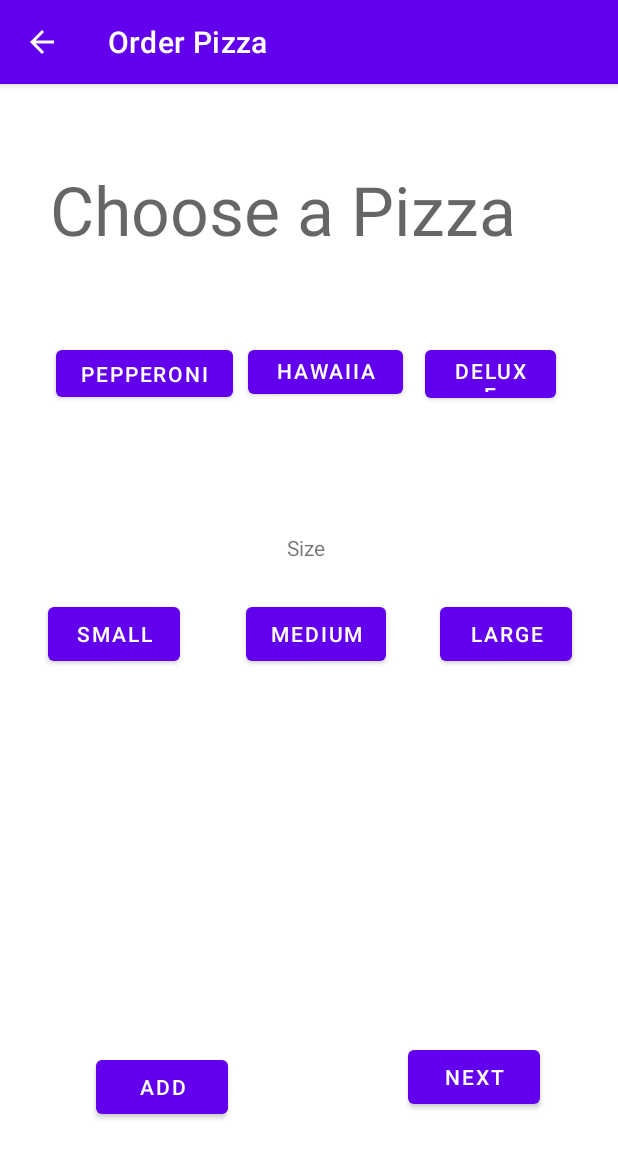
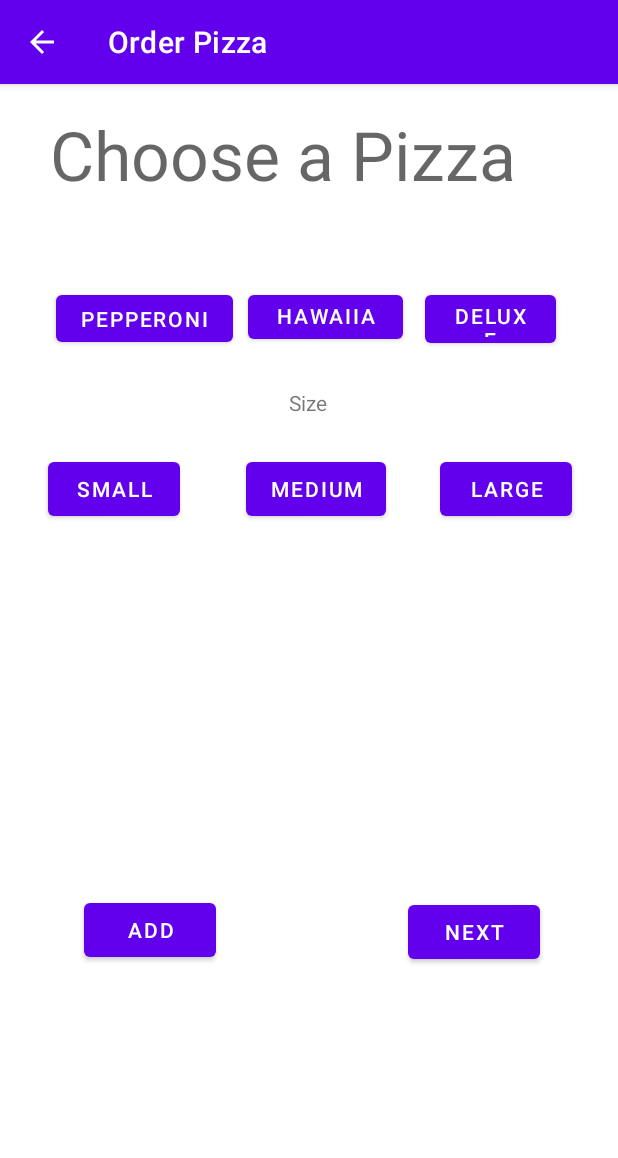
Before and after one commit to JDunich/Pizzeria-App, an Android app: the PizzaActivity screen opened directly, with no data from a screen before it, on a phone screen of 412 x 824 dp. Shown: the top 1158 px of the screen. Run offline under Robolectric (Android 15) with nearby library versions, the phone set to English and light mode, and no system bars.

Commit message:
Add Files

```diff
--- a/app/build.gradle
+++ b/app/build.gradle
@@ -31,7 +31,7 @@ android {
 dependencies {
 
     implementation 'androidx.appcompat:appcompat:1.4.0'
-    implementation 'com.google.android.material:material:1.4.0'
+    implementation 'com.google.android.material:material:1.6.0-alpha01'
     implementation 'androidx.constraintlayout:constraintlayout:2.1.2'
     testImplementation 'junit:junit:4.13.2'
     androidTestImplementation 'androidx.test.ext:junit:1.1.3'
--- a/app/src/main/java/com/example/pizzeria_app/MainActivity.java
+++ b/app/src/main/java/com/example/pizzeria_app/MainActivity.java
@@ -15,6 +15,7 @@ public class MainActivity extends AppCompatActivity {
 
     @Override
     protected void onCreate(Bundle savedInstanceState) {
+        System.out.println("here");
         super.onCreate(savedInstanceState);
         setContentView(R.layout.activity_main);
 
--- a/app/src/main/res/layout/activity_pizza.xml
+++ b/app/src/main/res/layout/activity_pizza.xml
@@ -16,9 +16,8 @@
             app:layout_constraintLeft_toLeftOf="parent"
             app:layout_constraintRight_toRightOf="parent"
             app:layout_constraintTop_toTopOf="parent"
-            app:layout_constraintVertical_bias="0.076"
-            tools:text="@string/pick" app:layout_constraintHorizontal_bias="0.495"/>
-
+            app:layout_constraintVertical_bias="0.024"
+            tools:text="@string/pick"/>
     <Button
             android:id="@+id/pep_bt"
             android:layout_width="118dp"
@@ -27,7 +26,8 @@
             android:text="@string/pepperoni"
             app:layout_constraintStart_toStartOf="@+id/Title2"
             app:layout_constraintTop_toBottomOf="@+id/Title2"
-            tools:text="@string/pepperoni" android:layout_marginLeft="4dp" android:layout_marginStart="4dp"/>
+            tools:text="@string/pepperoni" android:layout_marginLeft="4dp" android:layout_marginStart="4dp"
+            android:onClick="onClick"/>
     <Button
             android:id="@+id/haw_bt"
             android:layout_width="103dp"
@@ -36,7 +36,8 @@
             app:layout_constraintTop_toBottomOf="@+id/Title2"
             tools:text="@string/hawaiian"
             android:layout_marginTop="52dp" app:layout_constraintStart_toEndOf="@+id/pep_bt"
-            app:layout_constraintEnd_toStartOf="@+id/del_bt" app:layout_constraintHorizontal_bias="0.407"/>
+            app:layout_constraintEnd_toStartOf="@+id/del_bt" app:layout_constraintHorizontal_bias="0.407"
+            android:onClick="onClick"/>
     <Button
             android:id="@+id/del_bt"
             android:layout_width="87dp"
@@ -46,28 +47,30 @@
             app:layout_constraintTop_toBottomOf="@+id/Title2"
             android:layout_marginTop="52dp"
             app:layout_constraintEnd_toEndOf="@+id/Title2" android:layout_marginEnd="8dp"
-            android:layout_marginRight="8dp"/>
+            android:layout_marginRight="8dp" android:onClick="onClick"/>
     <TextView
             android:text="@string/size"
             android:layout_width="wrap_content"
             android:layout_height="wrap_content" android:id="@+id/textView"
             app:layout_constraintEnd_toEndOf="@+id/del_bt" app:layout_constraintStart_toStartOf="@+id/pep_bt"
-            app:layout_constraintTop_toBottomOf="@+id/Title2" android:layout_marginTop="180dp"
-            app:autoSizeTextType="none"/>
+            app:layout_constraintTop_toBottomOf="@+id/Title2" android:layout_marginTop="120dp"
+            app:autoSizeTextType="none" app:layout_constraintHorizontal_bias="0.504"/>
     <Button
             android:text="@string/small"
             android:layout_width="wrap_content"
             android:layout_height="wrap_content" android:id="@+id/small"
             app:layout_constraintStart_toStartOf="parent" android:layout_marginLeft="32dp"
             android:layout_marginStart="32dp" android:clickable="false"
-            app:layout_constraintTop_toBottomOf="@+id/textView" android:layout_marginTop="24dp"/>
+            app:layout_constraintTop_toBottomOf="@+id/textView" android:layout_marginTop="24dp"
+            android:onClick="onClick"/>
     <Button
             android:text="@string/medium"
             android:layout_width="wrap_content"
             android:layout_height="wrap_content" android:id="@+id/medium"
             app:layout_constraintStart_toEndOf="@+id/small" android:layout_marginLeft="44dp"
             android:layout_marginStart="44dp" android:clickable="false"
-            app:layout_constraintTop_toBottomOf="@+id/textView" android:layout_marginTop="24dp"/>
+            app:layout_constraintTop_toBottomOf="@+id/textView" android:layout_marginTop="24dp"
+            android:onClick="onClick"/>
     <Button
             android:text="@string/large"
             android:layout_width="wrap_content"
@@ -75,7 +78,7 @@
             app:layout_constraintStart_toEndOf="@+id/medium" android:layout_marginLeft="4dp"
             android:layout_marginStart="4dp" app:layout_constraintEnd_toEndOf="parent" android:clickable="false"
             app:layout_constraintTop_toBottomOf="@+id/textView" android:layout_marginTop="24dp"
-            app:layout_constraintHorizontal_bias="0.507"/>
+            app:layout_constraintHorizontal_bias="0.507" android:onClick="onClick"/>
     <ListView
             android:layout_width="154dp"
             android:layout_height="195dp"
@@ -93,8 +96,8 @@
             android:layout_width="wrap_content"
             android:layout_height="wrap_content" android:id="@+id/add"
             app:layout_constraintTop_toBottomOf="@+id/currentToppings"
-            android:layout_marginTop="40dp" app:layout_constraintStart_toStartOf="parent"
-            android:layout_marginLeft="64dp" android:layout_marginStart="64dp"/>
+            android:layout_marginTop="32dp" app:layout_constraintStart_toStartOf="parent"
+            android:layout_marginLeft="56dp" android:layout_marginStart="56dp"/>
     <Button
             android:text="@string/next"
             android:layout_width="wrap_content"
```
Also changed, not shown: app/src/main/java/com/example/pizzeria_app/PizzaActivity.java (+40 -21 lines).
